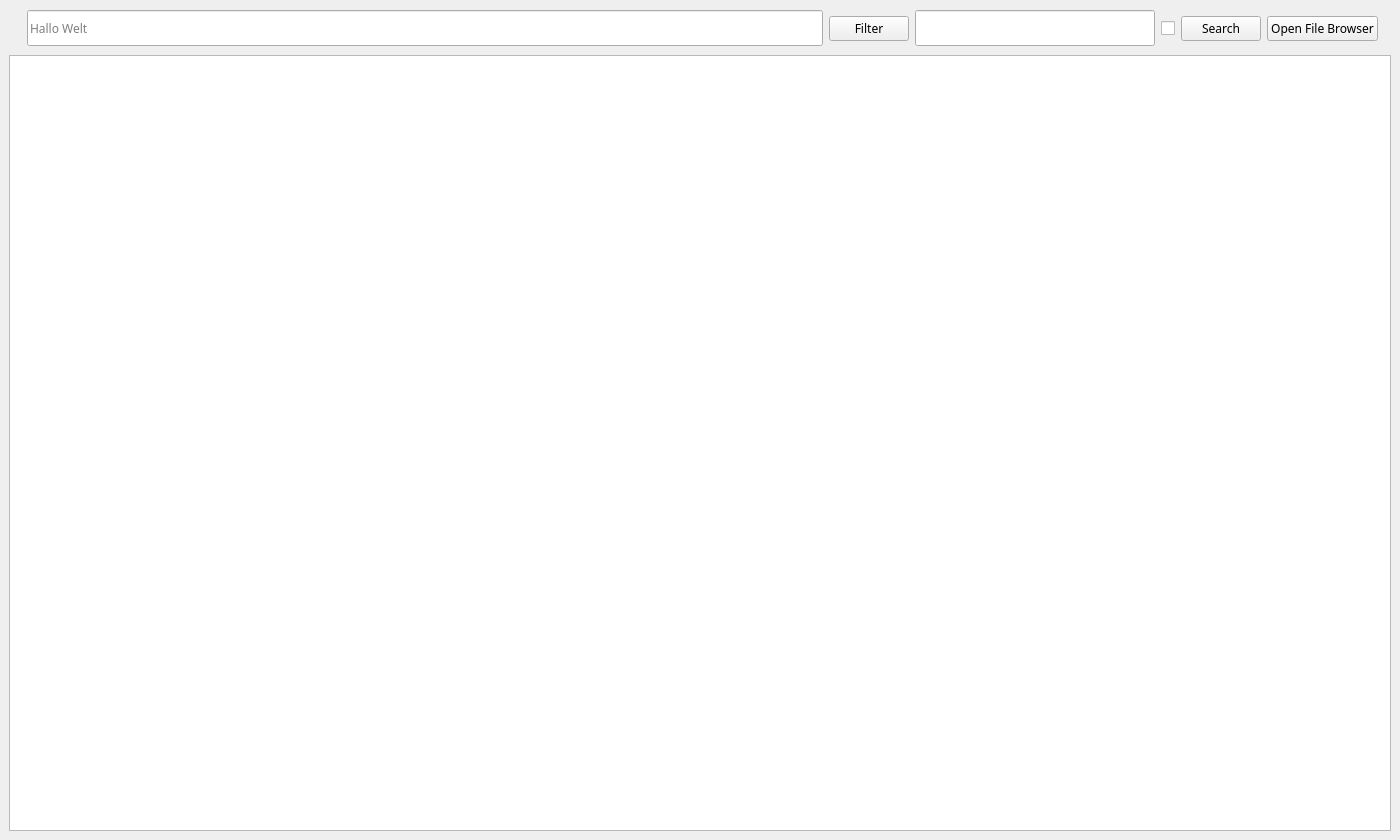
Above: UDPLogServer/user_interface.ui from Sobottasgithub/Monal before the change. Below: the same form after it.
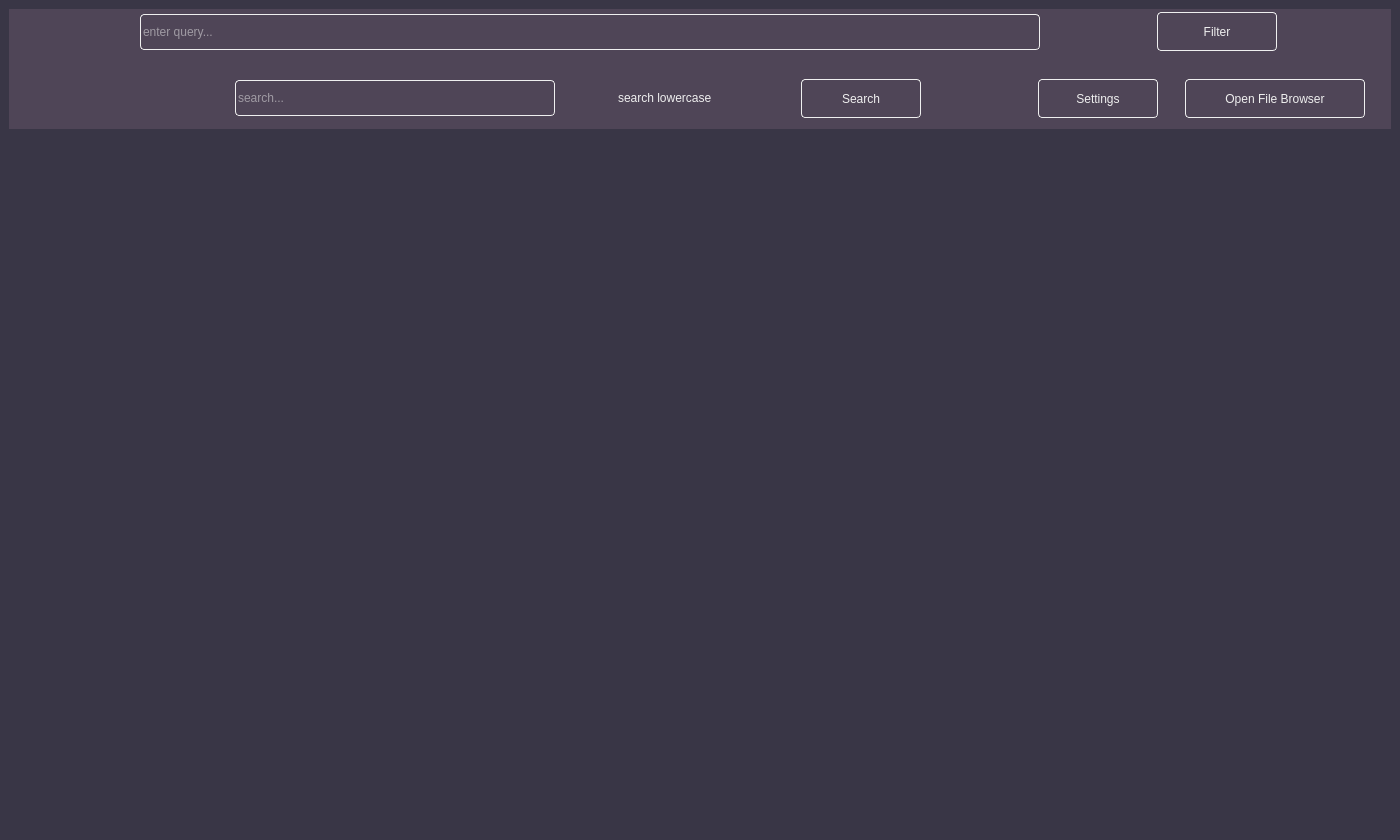
That is the form after the change.

```diff
--- a/UDPLogServer/user_interface.ui
+++ b/UDPLogServer/user_interface.ui
@@ -18,47 +18,53 @@
   <property name="windowTitle">
    <string>MainWindow</string>
   </property>
+  <property name="styleSheet">
+   <string notr="true">background-color: rgb(57, 54, 70);
+color: #efefef;
+margin: 0;
+padding: 0;</string>
+  </property>
   <widget class="QWidget" name="centralwidget">
    <layout class="QVBoxLayout" name="verticalLayout_3">
     <item>
-     <widget class="QWidget" name="widget" native="true">
-      <property name="enabled">
-       <bool>true</bool>
-      </property>
-      <property name="minimumSize">
-       <size>
-        <width>0</width>
-        <height>40</height>
-       </size>
-      </property>
+     <widget class="QWidget" name="widget_2" native="true">
       <property name="maximumSize">
        <size>
         <width>16777215</width>
-        <height>40</height>
+        <height>120</height>
        </size>
       </property>
-      <property name="baseSize">
-       <size>
-        <width>0</width>
-        <height>0</height>
-       </size>
+      <property name="styleSheet">
+       <string notr="true">background-color: #4F4557;
+height: auto;
+width: 100%;
+padding: 0;</string>
       </property>
-      <widget class="QWidget" name="toolbar" native="true">
+      <widget class="QWidget" name="verticalLayoutWidget">
        <property name="geometry">
         <rect>
-         <x>-1</x>
-         <y>-1</y>
-         <width>1381</width>
-         <height>41</height>
+         <x>0</x>
+         <y>0</y>
+         <width>1391</width>
+         <height>121</height>
         </rect>
+       </property>
+       <layout class="QVBoxLayout" name="verticalLayout_4">
+        <item>
+         <widget class="QWidget" name="widget_3" native="true">
+          <property name="maximumSize">
+           <size>
+            <width>16777215</width>
+            <height>60</height>
+           </size>
        </property>
        <widget class="QWidget" name="horizontalLayoutWidget">
         <property name="geometry">
          <rect>
-          <x>-1</x>
+             <x>0</x>
           <y>0</y>
-          <width>1381</width>
-          <height>41</height>
+             <width>1389</width>
+             <height>46</height>
          </rect>
         </property>
         <layout class="QHBoxLayout" name="tool_bar">
@@ -86,8 +92,12 @@
              <height>36</height>
             </size>
            </property>
+              <property name="styleSheet">
+               <string notr="true">border: 1px solid #efefef;
+border-radius: 4px;</string>
+              </property>
            <property name="placeholderText">
-            <string>Hallo Welt</string>
+               <string>enter query...</string>
            </property>
           </widget>
          </item>
@@ -99,19 +109,171 @@
              <height>16777215</height>
             </size>
            </property>
+              <property name="styleSheet">
+               <string notr="true">border: 0.5px solid #efefef;
+border-radius: 4px;
+font-weight: bolder;
+height: 1.5em;</string>
+              </property>
            <property name="text">
             <string>Filter</string>
            </property>
           </widget>
          </item>
          <item>
+             <spacer name="horizontalSpacer">
+              <property name="orientation">
+               <enum>Qt::Horizontal</enum>
+              </property>
+              <property name="sizeType">
+               <enum>QSizePolicy::Preferred</enum>
+              </property>
+              <property name="sizeHint" stdset="0">
+               <size>
+                <width>10</width>
+                <height>20</height>
+               </size>
+              </property>
+             </spacer>
+            </item>
+           </layout>
+          </widget>
+         </widget>
+        </item>
+        <item>
+         <widget class="QWidget" name="widget" native="true">
+          <property name="maximumSize">
+           <size>
+            <width>16777215</width>
+            <height>60</height>
+           </size>
+          </property>
+          <widget class="QWidget" name="widget_4" native="true">
+           <property name="geometry">
+            <rect>
+             <x>979</x>
+             <y>0</y>
+             <width>411</width>
+             <height>51</height>
+            </rect>
+           </property>
+           <widget class="QWidget" name="horizontalLayoutWidget_2">
+            <property name="geometry">
+             <rect>
+              <x>9</x>
+              <y>5</y>
+              <width>391</width>
+              <height>41</height>
+             </rect>
+            </property>
+            <layout class="QHBoxLayout" name="horizontalLayout">
+             <item>
+              <spacer name="horizontalSpacer_5">
+               <property name="orientation">
+                <enum>Qt::Horizontal</enum>
+               </property>
+               <property name="sizeType">
+                <enum>QSizePolicy::Preferred</enum>
+               </property>
+               <property name="sizeHint" stdset="0">
+                <size>
+                 <width>20</width>
+                 <height>20</height>
+                </size>
+               </property>
+              </spacer>
+             </item>
+             <item>
+              <widget class="QPushButton" name="settings_button">
+               <property name="maximumSize">
+                <size>
+                 <width>120</width>
+                 <height>16777215</height>
+                </size>
+               </property>
+               <property name="styleSheet">
+                <string notr="true">border: 0.5px solid #efefef;
+border-radius: 4px;
+font-weight: bolder;
+height: 1.5em;</string>
+               </property>
+               <property name="text">
+                <string>Settings</string>
+               </property>
+              </widget>
+             </item>
+             <item>
+              <widget class="QPushButton" name="open_file_browser">
+               <property name="maximumSize">
+                <size>
+                 <width>180</width>
+                 <height>16777215</height>
+                </size>
+               </property>
+               <property name="styleSheet">
+                <string notr="true">border: 0.5px solid #efefef;
+border-radius: 4px;
+font-weight: bolder;
+height: 1.5em;</string>
+               </property>
+               <property name="text">
+                <string>Open File Browser</string>
+               </property>
+              </widget>
+             </item>
+            </layout>
+           </widget>
+          </widget>
+          <widget class="QWidget" name="widget_5" native="true">
+           <property name="geometry">
+            <rect>
+             <x>170</x>
+             <y>0</y>
+             <width>801</width>
+             <height>51</height>
+            </rect>
+           </property>
+           <widget class="QWidget" name="horizontalLayoutWidget_3">
+            <property name="geometry">
+             <rect>
+              <x>-1</x>
+              <y>0</y>
+              <width>801</width>
+              <height>51</height>
+             </rect>
+            </property>
+            <layout class="QHBoxLayout" name="horizontalLayout_2">
+             <item>
+              <spacer name="horizontalSpacer_4">
+               <property name="orientation">
+                <enum>Qt::Horizontal</enum>
+               </property>
+               <property name="sizeType">
+                <enum>QSizePolicy::Preferred</enum>
+               </property>
+               <property name="sizeHint" stdset="0">
+                <size>
+                 <width>20</width>
+                 <height>20</height>
+                </size>
+               </property>
+              </spacer>
+             </item>
+             <item>
           <widget class="QLineEdit" name="search_input">
            <property name="maximumSize">
             <size>
-             <width>240</width>
+                 <width>320</width>
              <height>36</height>
             </size>
            </property>
+               <property name="styleSheet">
+                <string notr="true">border: 1px solid #efefef;
+border-radius: 4px;</string>
+               </property>
+               <property name="placeholderText">
+                <string>search...</string>
+               </property>
           </widget>
          </item>
          <item>
@@ -121,12 +283,21 @@
            </property>
            <property name="maximumSize">
             <size>
-             <width>20</width>
+                 <width>160</width>
              <height>20</height>
             </size>
            </property>
+               <property name="toolTip">
+                <string comment="search all in lowercase" extracomment="search in all lowercase"/>
+               </property>
+               <property name="toolTipDuration">
+                <number>1</number>
+               </property>
+               <property name="styleSheet">
+                <string notr="true">background-color: transparent;</string>
+               </property>
            <property name="text">
-            <string/>
+                <string>search lowercase</string>
            </property>
           </widget>
          </item>
@@ -138,26 +309,19 @@
              <height>16777215</height>
             </size>
            </property>
+               <property name="styleSheet">
+                <string notr="true">border: 0.5px solid #efefef;
+border-radius: 4px;
+font-weight: bolder;
+height: 1.5em;</string>
+               </property>
            <property name="text">
             <string>Search</string>
            </property>
           </widget>
          </item>
          <item>
-          <widget class="QPushButton" name="open_file_browser">
-           <property name="maximumSize">
-            <size>
-             <width>140</width>
-             <height>16777215</height>
-            </size>
-           </property>
-           <property name="text">
-            <string>Open File Browser</string>
-           </property>
-          </widget>
-         </item>
-         <item>
-          <spacer name="horizontalSpacer">
+              <spacer name="horizontalSpacer_3">
            <property name="orientation">
             <enum>Qt::Horizontal</enum>
            </property>
@@ -166,7 +330,7 @@
            </property>
            <property name="sizeHint" stdset="0">
             <size>
-             <width>10</width>
+                 <width>20</width>
              <height>20</height>
             </size>
            </property>
@@ -174,6 +338,10 @@
          </item>
         </layout>
        </widget>
+          </widget>
+         </widget>
+        </item>
+       </layout>
       </widget>
      </widget>
     </item>
@@ -183,9 +351,24 @@
        <layout class="QVBoxLayout" name="verticalLayout_2">
         <item>
          <widget class="QListWidget" name="loglist">
+          <property name="enabled">
+           <bool>true</bool>
+          </property>
+          <property name="sizePolicy">
+           <sizepolicy hsizetype="Expanding" vsizetype="Minimum">
+            <horstretch>0</horstretch>
+            <verstretch>0</verstretch>
+           </sizepolicy>
+          </property>
           <property name="autoFillBackground">
            <bool>false</bool>
           </property>
+          <property name="styleSheet">
+           <string notr="true">border: 0px solid black;</string>
+          </property>
+          <property name="sizeAdjustPolicy">
+           <enum>QAbstractScrollArea::AdjustToContents</enum>
+          </property>
           <property name="isWrapping" stdset="0">
            <bool>false</bool>
           </property>
```
Left out of the diff: 3 changed lines with no effect on the pictures. Lines whose indentation alone changed are shown as unchanged.
